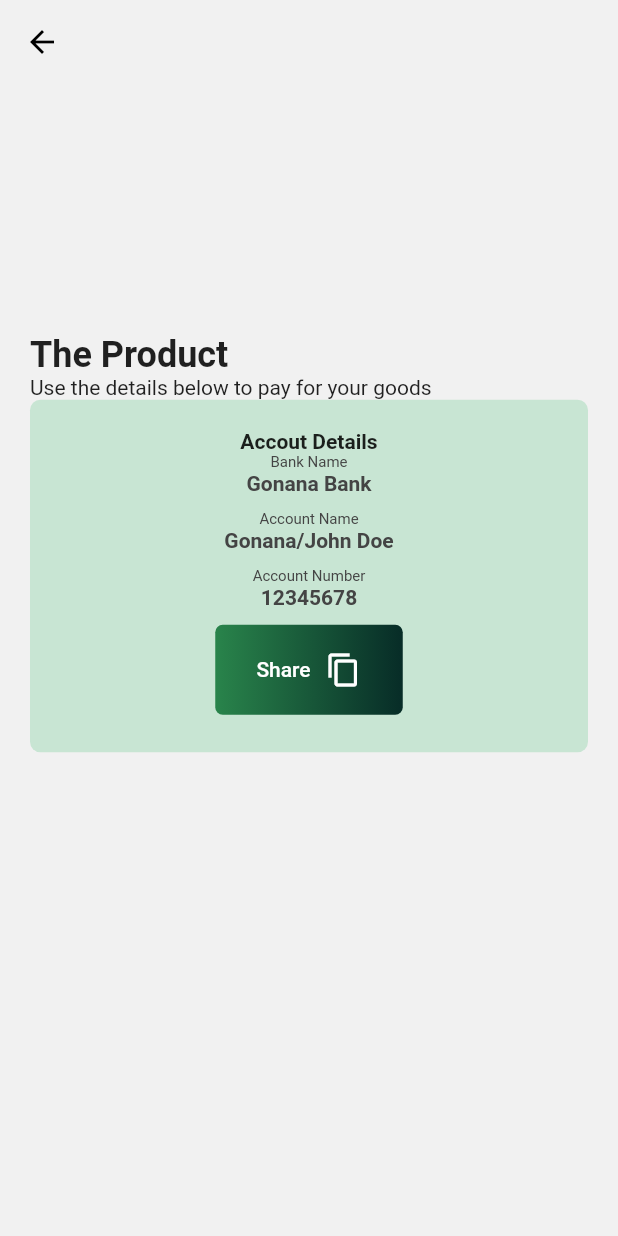
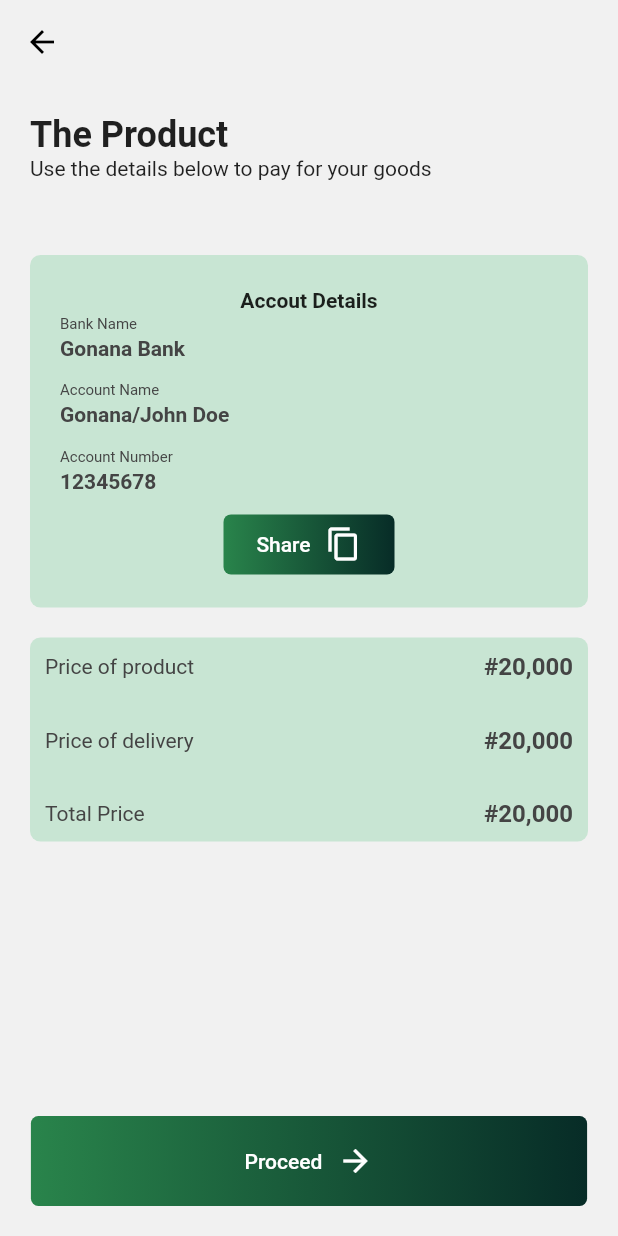
Before and after one commit to Gonanafarm/Gonana-mobile, a Flutter app: the ProductCheckout screen opened directly, on a phone screen of 412 x 824 dp. Run offline on Flutter 3.47's test engine with Material 2 defaults, Android fonts, the light colour scheme and no system bars; our stand-ins replace carousel_slider, dio, fl_chart, flutter_svg, fluttertoast, geocoding and 11 more; missing offline and left inert: dart:ffi, local_auth_android, local_auth_ios; accounts and stored records are empty; network calls fail; project files that could hold a hidden picture were left out.

Commit message:
completed product checkout page.

```diff
--- a/lib/features/presentation/page/market/address_courier.dart
+++ b/lib/features/presentation/page/market/address_courier.dart
@@ -5,6 +5,7 @@ import 'package:flutter_svg/flutter_svg.dart';
 import 'package:get/get.dart';
 import 'package:gonana/features/controllers/cart/cart_controller.dart';
 import 'package:gonana/features/presentation/page/market/hot_deals.dart';
+import 'package:gonana/features/presentation/page/market/product_checkout.dart';
 import 'package:gonana/features/presentation/widgets/widgets.dart';
 import 'package:gonana/consts.dart';
 
@@ -162,6 +163,7 @@ class _AddressCourierState extends State<AddressCourier> {
                   child: LongGradientButton(
                     title: 'Proceed to pay',
                     onPressed: () {
+                      Get.to(()=> ProductCheckout());
                       // cartController.checkOut(order, serviceCode)
                     }
                   )
--- a/lib/features/presentation/page/market/product_checkout.dart
+++ b/lib/features/presentation/page/market/product_checkout.dart
@@ -32,7 +32,7 @@ class _ProductCheckoutState extends State<ProductCheckout>{
         child: Padding(
           padding: const EdgeInsets.all(20.0),
           child: Column(
-            mainAxisAlignment: MainAxisAlignment.center,
+            mainAxisAlignment: MainAxisAlignment.start,
             children: [
               const SizedBox(
                 width: double.infinity,
@@ -54,6 +54,7 @@ class _ProductCheckoutState extends State<ProductCheckout>{
                   )
                 )
               ),
+              sizeVer(50),
               Container(
                 height: 235,
                 decoration: BoxDecoration(
@@ -62,9 +63,9 @@ class _ProductCheckoutState extends State<ProductCheckout>{
                 ),
                 child: Padding(
                   padding: const EdgeInsets.all(20.0),
-                  child: Center(
                   child: Column(
-                      mainAxisAlignment: MainAxisAlignment.start,
+                    mainAxisAlignment: MainAxisAlignment.spaceEvenly,
+                    crossAxisAlignment: CrossAxisAlignment.start,
                     children: [
                       const Row(
                         mainAxisAlignment: MainAxisAlignment.center,
@@ -131,8 +132,8 @@ class _ProductCheckoutState extends State<ProductCheckout>{
                       sizeVer(10),
                       Center(
                         child: Container(
-                            height: 60,
-                            width: 125,
+                          height: 40,
+                          width: 114,
                           decoration: BoxDecoration(
                             gradient: const LinearGradient(
                               colors: [Color(0xff29844B), Color(0xff072C27)]
@@ -166,18 +167,87 @@ class _ProductCheckoutState extends State<ProductCheckout>{
                   ),
                 ),
               ),
-              ),
               sizeVer(20),
               Container(
                 height: 136,
                 decoration: BoxDecoration(
-                  color: Color(0xffC8E5D3),
+                  color: const Color(0xffC8E5D3),
                   borderRadius: BorderRadius.circular(7),
                 ),
+                child: Padding(
+                  padding: const EdgeInsets.all(10.0),
                   child: Column(
+                    //mainAxisAlignment: MainAxisAlignment.spaceEvenly,
                     children: [
-
+                      const Row(
+                        mainAxisAlignment: MainAxisAlignment.spaceBetween,
+                        children:[
+                          Text("Price of product",
+                            style: TextStyle(
+                              fontSize: 14,
+                              fontWeight: FontWeight.w400,
+                              color: Color(0xff444444)
+                            )
+                          ),
+                          Text("#20,000",
+                            style: TextStyle(
+                              fontSize: 16,
+                              fontWeight: FontWeight.w600,
+                              color: Color(0xff444444)
+                            )
+                          )
                         ]
+                      ),
+                      sizeVer(30),
+                      const Row(
+                        mainAxisAlignment: MainAxisAlignment.spaceBetween,
+                        children:[
+                          Text("Price of delivery",
+                            style: TextStyle(
+                              fontSize: 14,
+                              fontWeight: FontWeight.w400,
+                              color: Color(0xff444444)
+                            )
+                          ),
+                          Text("#20,000",
+                            style: TextStyle(
+                              fontSize: 16,
+                              fontWeight: FontWeight.w600,
+                              color: Color(0xff444444)
+                            )
+                          )
+                        ]
+                      ),
+                      sizeVer(30),
+                      const Row(
+                        mainAxisAlignment: MainAxisAlignment.spaceBetween,
+                        children:[
+                          Text("Total Price",
+                            style: TextStyle(
+                              fontSize: 14,
+                              fontWeight: FontWeight.w400,
+                              color: Color(0xff444444)
+                            )
+                          ),
+                          Text("#20,000",
+                            style: TextStyle(
+                              fontSize: 16,
+                              fontWeight: FontWeight.w600,
+                              color: Color(0xff444444)
+                            )
+                          )
+                        ]
+                      )
+                    ]
+                  ),
+                )
+              ),
+              const Spacer(),
+              Align(
+                alignment: Alignment.bottomCenter,
+                child: LongGradientButton(
+                  title: 'Proceed',
+                  onPressed: (){}
                 )
               )
             ],
```
Lines whose indentation alone changed are shown as unchanged.
